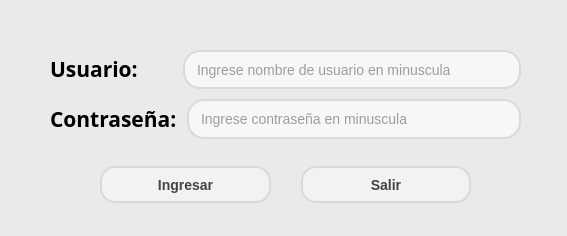
The window that app_smr/Qt/win_login.ui (nvargas24/Sistema_medicion_de_rodamientos-SMR) describes before a commit, drawn with Qt 5.
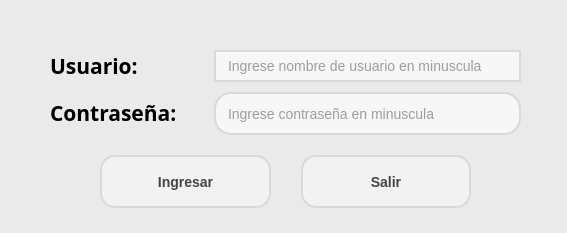
The same window after the commit.

What changed in the file:
```diff
--- a/app_smr/Qt/win_login.ui
+++ b/app_smr/Qt/win_login.ui
@@ -7,7 +7,7 @@
     <x>0</x>
     <y>0</y>
     <width>567</width>
-    <height>236</height>
+    <height>233</height>
    </rect>
   </property>
   <property name="windowTitle">
@@ -28,14 +28,14 @@
      <height>168</height>
     </rect>
    </property>
-   <layout class="QVBoxLayout" name="verticalLayout" stretch="1,1,1">
+   <layout class="QVBoxLayout" name="verticalLayout" stretch="0,1,1">
     <property name="spacing">
      <number>10</number>
     </property>
     <item>
-     <layout class="QHBoxLayout" name="horizontalLayout">
+     <layout class="QHBoxLayout" name="horizontalLayout" stretch="1,2">
       <property name="spacing">
-       <number>45</number>
+       <number>10</number>
       </property>
       <property name="topMargin">
        <number>10</number>
@@ -46,7 +46,7 @@
       <item>
        <widget class="QLabel" name="label_usuario">
         <property name="sizePolicy">
-         <sizepolicy hsizetype="Fixed" vsizetype="Fixed">
+         <sizepolicy hsizetype="Expanding" vsizetype="Fixed">
           <horstretch>0</horstretch>
           <verstretch>0</verstretch>
          </sizepolicy>
@@ -67,7 +67,7 @@
       <item>
        <widget class="QLineEdit" name="input_usuario">
         <property name="sizePolicy">
-         <sizepolicy hsizetype="Expanding" vsizetype="Expanding">
+         <sizepolicy hsizetype="Ignored" vsizetype="Expanding">
           <horstretch>0</horstretch>
           <verstretch>0</verstretch>
          </sizepolicy>
@@ -104,7 +104,7 @@
      </layout>
     </item>
     <item>
-     <layout class="QHBoxLayout" name="horizontalLayout_2" stretch="0,0">
+     <layout class="QHBoxLayout" name="horizontalLayout_2" stretch="1,2">
       <property name="topMargin">
        <number>0</number>
       </property>
@@ -114,7 +114,7 @@
       <item>
        <widget class="QLabel" name="label_contra">
         <property name="sizePolicy">
-         <sizepolicy hsizetype="Fixed" vsizetype="Fixed">
+         <sizepolicy hsizetype="Expanding" vsizetype="Fixed">
           <horstretch>0</horstretch>
           <verstretch>0</verstretch>
          </sizepolicy>
@@ -135,7 +135,7 @@
       <item>
        <widget class="QLineEdit" name="input_contrasenia">
         <property name="sizePolicy">
-         <sizepolicy hsizetype="Expanding" vsizetype="Expanding">
+         <sizepolicy hsizetype="Ignored" vsizetype="Expanding">
           <horstretch>0</horstretch>
           <verstretch>0</verstretch>
          </sizepolicy>
@@ -174,13 +174,13 @@
        <number>50</number>
       </property>
       <property name="topMargin">
-       <number>7</number>
+       <number>0</number>
       </property>
       <property name="rightMargin">
        <number>50</number>
       </property>
       <property name="bottomMargin">
-       <number>5</number>
+       <number>0</number>
       </property>
       <item>
        <widget class="QPushButton" name="btn_aceptar">
```
Left out of the diff: 2 changed lines with no effect on the pictures.
